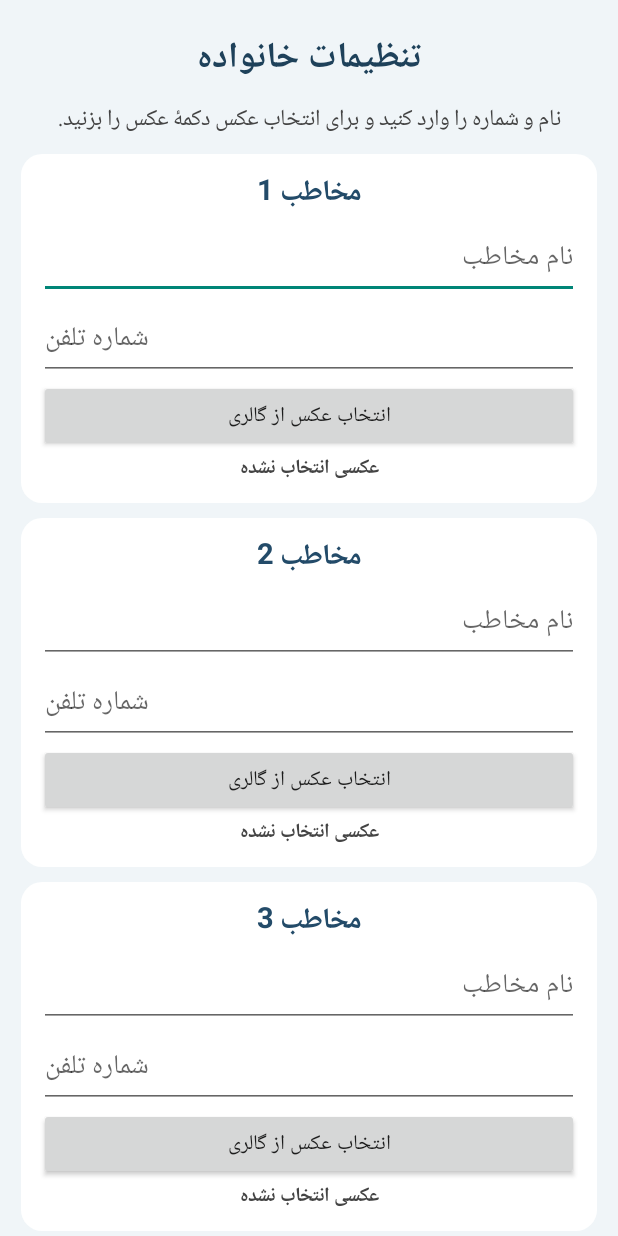
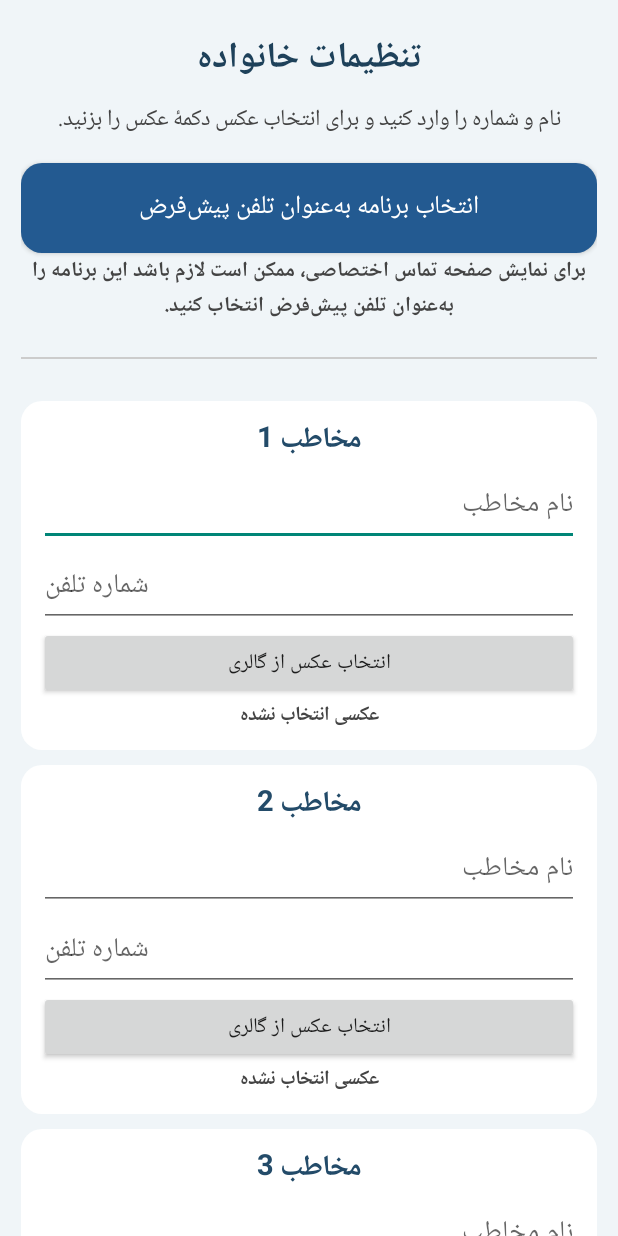
Before and after one commit to a-mad-reza/BiBi, an Android app: the SettingsActivity screen opened directly, with no data from a screen before it, after a tap on "انتخاب عکس از گالری", on a phone screen of 412 x 824 dp. Run offline under Robolectric (Android 15) with nearby library versions, the phone set to English and light mode, and no system bars; 1 other tap on this screen came first.

Commit message:
Update SettingsActivity.java

```diff
--- a/app/src/main/java/com/example/familyhome/SettingsActivity.java
+++ b/app/src/main/java/com/example/familyhome/SettingsActivity.java
@@ -9,6 +9,7 @@ import android.graphics.Typeface;
 import android.graphics.drawable.GradientDrawable;
 import android.net.Uri;
 import android.os.Bundle;
+import android.telecom.TelecomManager;
 import android.view.Gravity;
 import android.view.View;
 import android.view.ViewGroup;
@@ -30,6 +31,9 @@ public class SettingsActivity extends Activity {
 private int selectedPhotoIndex = -1;
 private int holdDuration = 1800;
 private int batteryThreshold = 20;
+
+private static final int PHOTO_REQUEST = 200;
+private static final int DEFAULT_DIALER_REQUEST = 300;
 
 private int dp(float value) {
     return (int) (value * getResources().getDisplayMetrics().density + 0.5f);
@@ -84,6 +88,28 @@ public class SettingsActivity extends Activity {
     instruction.setTypeface(Typeface.DEFAULT);
     root.addView(instruction);
 
+    Button dialerButton = new Button(this);
+    dialerButton.setText("انتخاب برنامه به‌عنوان تلفن پیش‌فرض");
+    dialerButton.setTextSize(17);
+    dialerButton.setTextColor(Color.WHITE);
+    dialerButton.setBackground(
+            rounded(Color.rgb(35, 90, 145), 14));
+
+    LinearLayout.LayoutParams dialerParams =
+            new LinearLayout.LayoutParams(
+                    ViewGroup.LayoutParams.MATCH_PARENT, dp(60));
+    dialerParams.topMargin = dp(16);
+    root.addView(dialerButton, dialerParams);
+
+    dialerButton.setOnClickListener(v -> requestDefaultDialer());
+
+    TextView dialerInfo = makeText(
+            "برای نمایش صفحه تماس اختصاصی، ممکن است لازم باشد این برنامه را به‌عنوان تلفن پیش‌فرض انتخاب کنید.",
+            14, Color.DKGRAY);
+    root.addView(dialerInfo);
+
+    addDivider(root);
+
     for (int i = 0; i < 12; i++) {
         addContactForm(root, i);
     }
@@ -99,18 +125,18 @@ public class SettingsActivity extends Activity {
 
     SeekBar holdSeek = new SeekBar(this);
     holdSeek.setMax(2300);
-        holdSeek.setProgress(holdDuration - 700);
+    holdSeek.setProgress(Math.max(0, Math.min(2300, holdDuration - 700)));
     root.addView(holdSeek);
 
-        holdValue.setText((holdDuration / 1000.0) + " ثانیه");
+    updateHoldValue(holdValue);
 
-        holdSeek.setOnSeekBarChangeListener(new SeekBar.OnSeekBarChangeListener() {
+    holdSeek.setOnSeekBarChangeListener(
+            new SeekBar.OnSeekBarChangeListener() {
         @Override
         public void onProgressChanged(SeekBar seekBar, int progress,
                                       boolean fromUser) {
             holdDuration = progress + 700;
-                holdValue.setText(String.format("%.1f ثانیه",
-                        holdDuration / 1000.0));
+            updateHoldValue(holdValue);
         }
 
         @Override
@@ -131,10 +157,10 @@ public class SettingsActivity extends Activity {
 
     SeekBar batterySeek = new SeekBar(this);
     batterySeek.setMax(50);
-        batterySeek.setProgress(batteryThreshold);
+    batterySeek.setProgress(Math.max(0, Math.min(50, batteryThreshold)));
     root.addView(batterySeek);
 
-        batteryValue.setText("هشدار در " + batteryThreshold + " درصد");
+    updateBatteryValue(batteryValue);
 
     batterySeek.setOnSeekBarChangeListener(
             new SeekBar.OnSeekBarChangeListener() {
@@ -142,7 +168,7 @@ public class SettingsActivity extends Activity {
         public void onProgressChanged(SeekBar seekBar, int progress,
                                       boolean fromUser) {
             batteryThreshold = progress;
-                batteryValue.setText("هشدار در " + batteryThreshold + " درصد");
+            updateBatteryValue(batteryValue);
         }
 
         @Override
@@ -156,7 +182,8 @@ public class SettingsActivity extends Activity {
     saveButton.setText("ذخیره همه تنظیمات");
     saveButton.setTextSize(20);
     saveButton.setTextColor(Color.WHITE);
-        saveButton.setBackground(rounded(Color.rgb(35, 110, 75), 14));
+    saveButton.setBackground(
+            rounded(Color.rgb(35, 110, 75), 14));
 
     LinearLayout.LayoutParams saveParams = new LinearLayout.LayoutParams(
             ViewGroup.LayoutParams.MATCH_PARENT, dp(60));
@@ -173,6 +200,59 @@ public class SettingsActivity extends Activity {
     backButton.setOnClickListener(v -> finish());
 
     setContentView(scroll);
+}
+
+private void updateHoldValue(TextView view) {
+    view.setText(String.format(java.util.Locale.getDefault(),
+            "%.1f ثانیه", holdDuration / 1000.0));
+}
+
+private void updateBatteryValue(TextView view) {
+    view.setText("هشدار در " + batteryThreshold + " درصد");
+}
+
+private void requestDefaultDialer() {
+    if (android.os.Build.VERSION.SDK_INT < 23) {
+        Toast.makeText(this,
+                "این قابلیت به نسخه اندروید بالاتری نیاز دارد.",
+                Toast.LENGTH_LONG).show();
+        return;
+    }
+
+    try {
+        TelecomManager telecomManager =
+                (TelecomManager) getSystemService(TELECOM_SERVICE);
+
+        if (telecomManager == null) {
+            Toast.makeText(this,
+                    "مدیریت تماس در این گوشی در دسترس نیست.",
+                    Toast.LENGTH_LONG).show();
+            return;
+        }
+
+        String currentPackage = telecomManager.getDefaultDialerPackage();
+
+        if (getPackageName().equals(currentPackage)) {
+            Toast.makeText(this,
+                    "این برنامه هم‌اکنون تلفن پیش‌فرض است.",
+                    Toast.LENGTH_LONG).show();
+            return;
+        }
+
+        Intent intent = new Intent(
+                TelecomManager.ACTION_CHANGE_DEFAULT_DIALER);
+
+        intent.putExtra(
+                TelecomManager.EXTRA_CHANGE_DEFAULT_DIALER_PACKAGE_NAME,
+                getPackageName());
+
+        startActivityForResult(intent, DEFAULT_DIALER_REQUEST);
+
+    } catch (Exception e) {
+        Toast.makeText(this,
+                "امکان باز کردن تنظیم تلفن پیش‌فرض وجود ندارد.",
+                Toast.LENGTH_LONG).show();
+    }
 }
 
 private void addContactForm(LinearLayout root, int index) {
@@ -231,7 +311,7 @@ public class SettingsActivity extends Activity {
         intent.addFlags(Intent.FLAG_GRANT_READ_URI_PERMISSION
                 | Intent.FLAG_GRANT_PERSISTABLE_URI_PERMISSION);
 
-            startActivityForResult(intent, 200);
+        startActivityForResult(intent, PHOTO_REQUEST);
     });
 }
 
@@ -252,9 +332,10 @@ public class SettingsActivity extends Activity {
                                 Intent data) {
     super.onActivityResult(requestCode, resultCode, data);
 
-        if (requestCode == 200 && resultCode == RESULT_OK
+    if (requestCode == PHOTO_REQUEST && resultCode == RESULT_OK
             && data != null && data.getData() != null
             && selectedPhotoIndex >= 0) {
+
         Uri uri = data.getData();
 
         try {
@@ -267,7 +348,26 @@ public class SettingsActivity extends Activity {
                 .apply();
 
         photoLabels[selectedPhotoIndex].setText("عکس انتخاب شد");
-            Toast.makeText(this, "عکس انتخاب شد", Toast.LENGTH_SHORT).show();
+        Toast.makeText(this, "عکس انتخاب شد",
+                Toast.LENGTH_SHORT).show();
+
+    } else if (requestCode == DEFAULT_DIALER_REQUEST) {
+        if (android.os.Build.VERSION.SDK_INT >= 23) {
+            TelecomManager telecomManager =
+                    (TelecomManager) getSystemService(TELECOM_SERVICE);
+
+            if (telecomManager != null
+                    && getPackageName().equals(
+                            telecomManager.getDefaultDialerPackage())) {
+                Toast.makeText(this,
+                        "برنامه به‌عنوان تلفن پیش‌فرض انتخاب شد.",
+                        Toast.LENGTH_LONG).show();
+            } else {
+                Toast.makeText(this,
+                        "برنامه به‌عنوان تلفن پیش‌فرض انتخاب نشد.",
+                        Toast.LENGTH_LONG).show();
+            }
+        }
     }
 }
 
@@ -285,7 +385,9 @@ public class SettingsActivity extends Activity {
     editor.putInt("battery_threshold", batteryThreshold);
     editor.apply();
 
-        Toast.makeText(this, "تنظیمات ذخیره شد", Toast.LENGTH_LONG).show();
+    Toast.makeText(this, "تنظیمات ذخیره شد",
+            Toast.LENGTH_LONG).show();
     finish();
 }
+
 }
```
Lines whose indentation alone changed are shown as unchanged.
